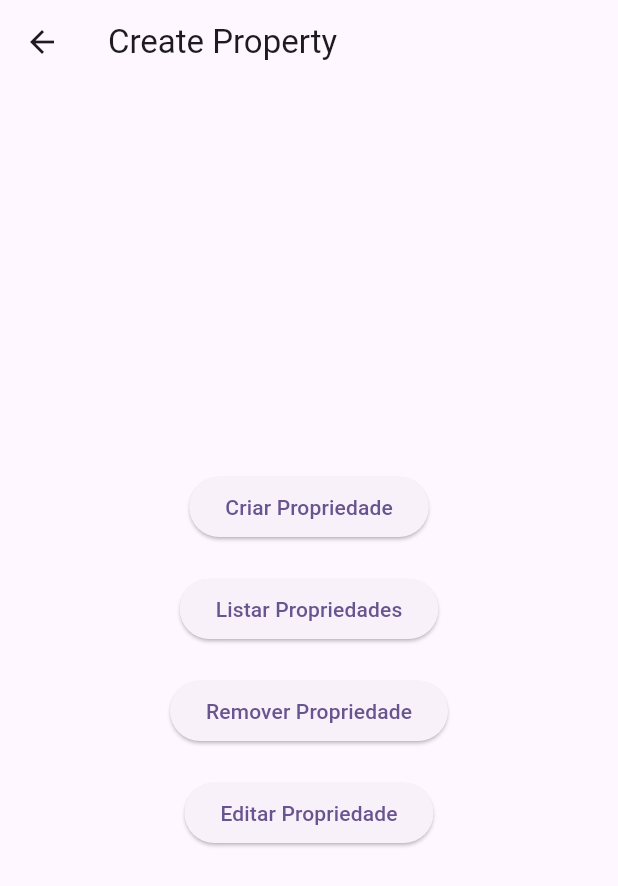
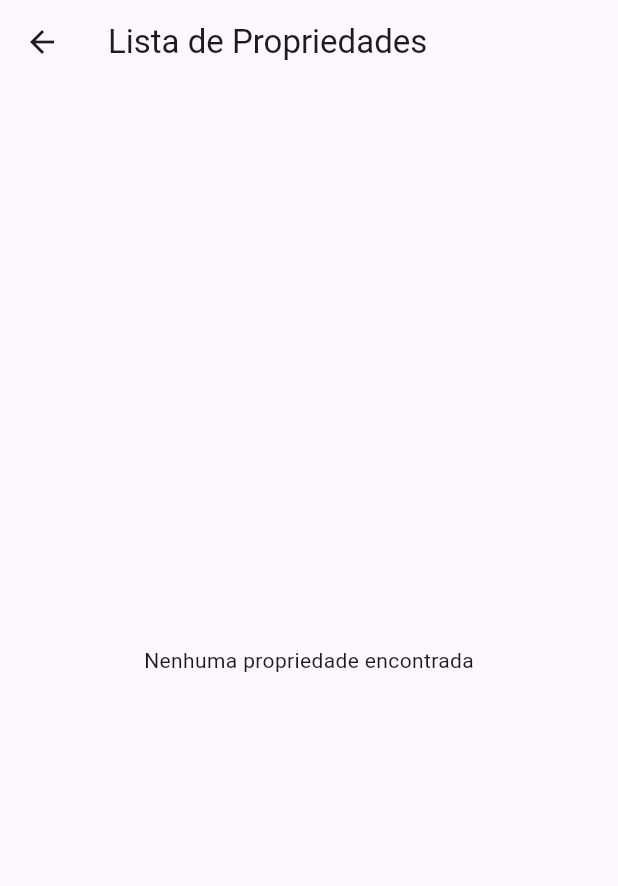
Before and after one commit to JoaoGabriel-hub/SistemaDeReservas, a Flutter app: the ManageProperty screen opened by its route, after a tap on "Listar Propriedades", on a phone screen of 412 x 824 dp. Shown: the top 886 px of the screen. Run offline on Flutter 3.47's test engine with Material 3 defaults, Android fonts, the phone set to English and light mode, and no system bars; our stand-ins replace sqflite_common_ffi; accounts and stored records are empty.

Commit message:
NOVIDADE: listar propriedades
nova tela de listar propriedades

```diff
--- a/lib/app1/list.dart
+++ b/lib/app1/list.dart
@@ -0,0 +1,82 @@
+import 'package:flutter/material.dart';
+import 'package:projetofinal/data_base.dart';
+
+class ListPropertiesScreen extends StatelessWidget {
+  @override
+  Widget build(BuildContext context) {
+    return Scaffold(
+      appBar: AppBar(
+        title: Text('Lista de Propriedades'),
+      ),
+      body: FutureBuilder<List<Map<String, dynamic>>>(
+        future: _fetchProperties(),
+        builder: (context, snapshot) {
+          if (snapshot.connectionState == ConnectionState.waiting) {
+            return Center(child: CircularProgressIndicator());
+          } else if (snapshot.hasError) {
+            return Center(child: Text('Erro ao carregar propriedades'));
+          } else if (!snapshot.hasData || snapshot.data!.isEmpty) {
+            return Center(child: Text('Nenhuma propriedade encontrada'));
+          } else {
+            final properties = snapshot.data!;
+            return ListView.builder(
+              itemCount: properties.length,
+              itemBuilder: (context, index) {
+                final property = properties[index];
+                return ListTile(
+                  title: Text(
+                    property['title'],
+                    style: TextStyle(fontWeight: FontWeight.bold, fontSize: 18),
+                  ),
+                  subtitle: Padding(
+                    padding: const EdgeInsets.only(top: 8.0),
+                    child: Column(
+                      crossAxisAlignment: CrossAxisAlignment.start,
+                      children: [
+                        Text(
+                          property['description'],
+                          style: TextStyle(fontSize: 16),
+                        ),
+                        SizedBox(height: 8),
+                        Text(
+                          'Máximo de hóspedes: ${property['max_guest'].toString()}',
+                          style: TextStyle(color: Colors.grey[600]),
+                        ),
+                        Text(
+                          'Preço: \$${property['price'].toString()}',
+                          style: TextStyle(color: Colors.grey[600]),
+                        ),
+                        Text(
+                          'Número: ${property['number'].toString()}',
+                          style: TextStyle(color: Colors.grey[600]),
+                        ),
+                        Text(
+                          'Complemento: ${property['complement'] ?? 'Não possui'}',
+                          style: TextStyle(color: Colors.grey[600]),
+                        ),
+                      ],
+                    ),
+                  ),
+                  onTap: () {
+                    // Ação ao clicar na propriedade
+                  },
+                  contentPadding: EdgeInsets.symmetric(vertical: 10, horizontal: 15),
+                  tileColor: Colors.grey[200],
+                  shape: RoundedRectangleBorder(
+                    borderRadius: BorderRadius.circular(10),
+                  ),
+                  isThreeLine: true,
+                );
+              },
+            );
+          }
+        },
+      ),
+    );
+  }
+
+  Future<List<Map<String, dynamic>>> _fetchProperties() async {
+    var db = DataBaseHelper();
+    return await db.getUserProperties();
+  }
+}
--- a/lib/app1/main_manage_prop.dart
+++ b/lib/app1/main_manage_prop.dart
@@ -26,21 +26,21 @@ class _ManagePropertyState extends State<ManageProperty> {
             SizedBox(height: 20), // Espaçamento adicionado
             ElevatedButton(
               onPressed: () {
-                // Add your list property logic here
+                Navigator.pushNamed(context, '/list_prop');
               },
               child: Text('Listar Propriedades'),
             ),
             SizedBox(height: 20), // Espaçamento adicionado
             ElevatedButton(
               onPressed: () {
-                // Add your remove property logic here
+                Navigator.pushNamed(context, '/create_prop');
               },
               child: Text('Remover Propriedade'),
             ),
             SizedBox(height: 20), // Espaçamento adicionado
             ElevatedButton(
               onPressed: () {
-                // Add your edit property logic here
+                Navigator.pushNamed(context, '/create_prop');
               },
               child: Text('Editar Propriedade'),
             ),
--- a/lib/data_base.dart
+++ b/lib/data_base.dart
@@ -130,8 +130,6 @@ class DataBaseHelper {
     print('Property inserted');
   }
 
-
-
   Future<int> createAdress(String cep) async {
     final response = await http.get(Uri.parse('https://viacep.com.br/ws/$cep/json/'));
 
@@ -160,5 +158,24 @@ class DataBaseHelper {
     } else {
       throw Exception('Erro ao buscar o CEP');
     }
+  }
+
+  Future<List<Map<String, dynamic>>> getUserProperties() async {
+    final db = await initializedDataBase();
+    int? userId = LoggedUser().id;
+
+    final List<Map<String, dynamic>> properties = await db.query(
+      'property',
+      where: 'user_id = ?',
+      whereArgs: [userId],
+    );
+
+    if (properties.isNotEmpty) {
+      print('Properties found');
+      return properties;
+    } else {
+      print('No properties found for this user');
+      return [];
     }
   }
+}
--- a/lib/main.dart
+++ b/lib/main.dart
@@ -1,4 +1,5 @@
 import 'package:flutter/material.dart';
+import 'package:projetofinal/app1/list.dart';
 import 'login.dart';
 import 'intermed.dart';
 import 'app1/main_manage_prop.dart';
@@ -27,6 +28,7 @@ class MyApp extends StatelessWidget {
         '/manage_prop': (context) => ManageProperty(),
         '/rent_prop': (context) => RentProperty(),
         '/create_prop' : (context) => CreatePropertyScreen(),
+        '/list_prop' : (context) => ListPropertiesScreen(),
       },
       onUnknownRoute: (settings) {
         return MaterialPageRoute(
```
